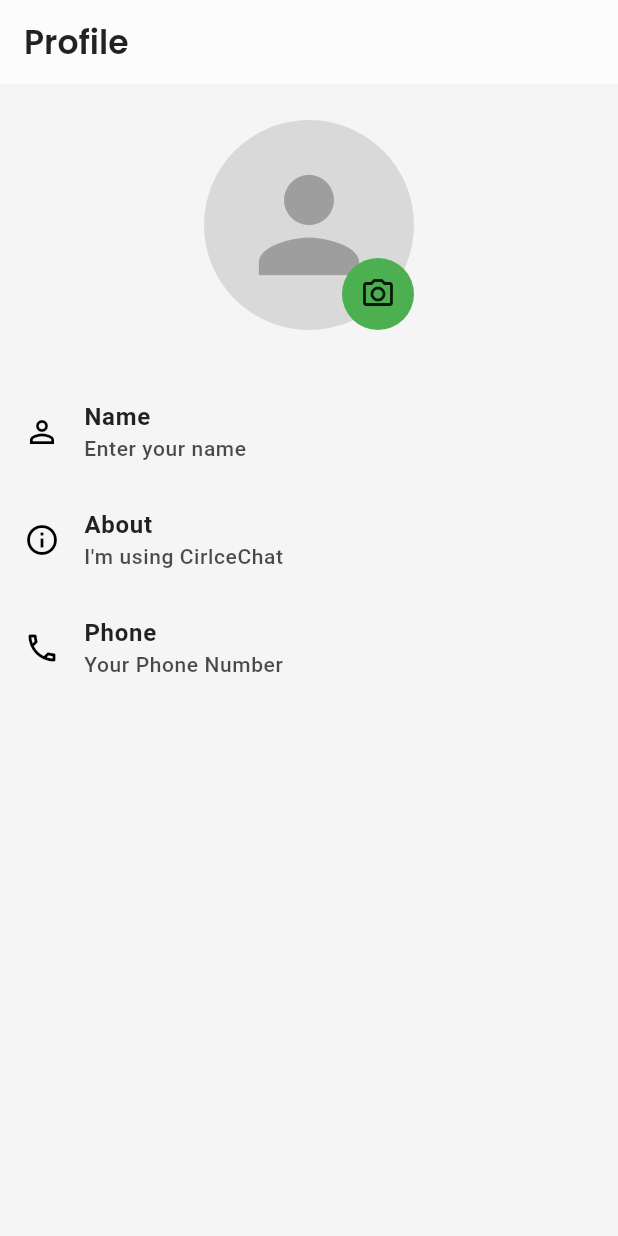
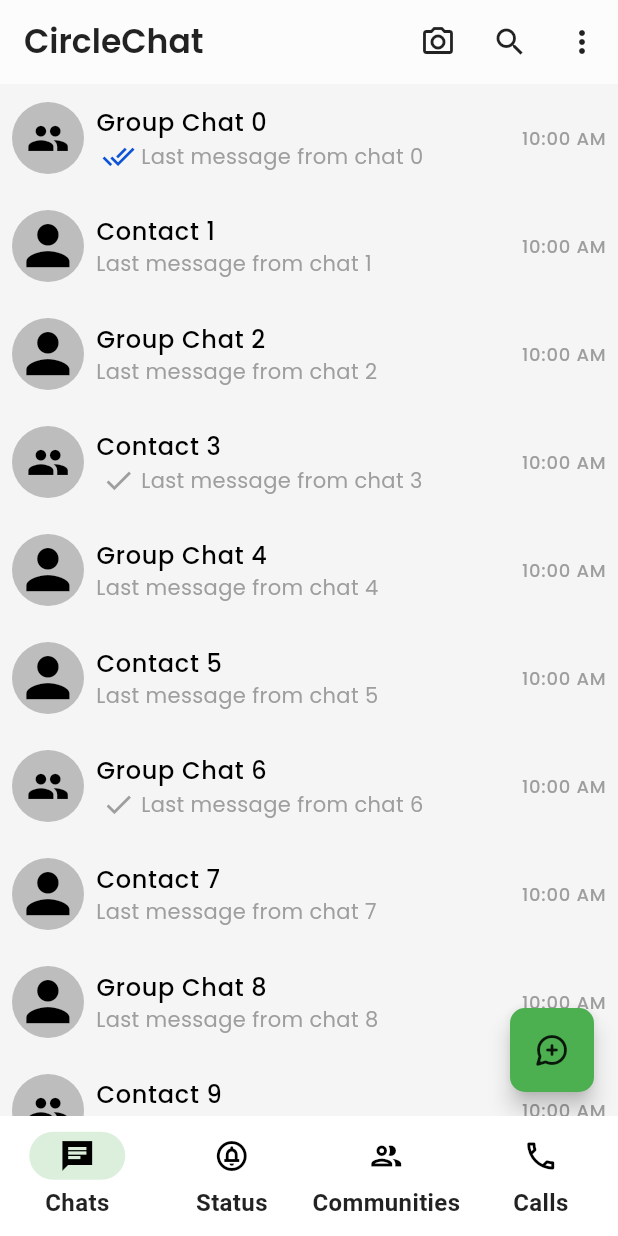
Before and after one commit to yabeye/circlechat_app, a Flutter app: the screen it shows after launch, on a phone screen of 412 x 824 dp. Run offline on Flutter 3.47's test engine with Material 3 defaults, Android fonts, the phone set to English and light mode, and no system bars; our stand-ins replace bloc, cloud_firestore, equatable, firebase_auth, firebase_core, firebase_storage and 12 more; accounts and stored records are empty.

Commit message:
Add chat functionality with ChatCubit and ChatModel; update app routing and theme colors

```diff
--- /dev/null
+++ b/lib/core/constants/app_sizes.dart
@@ -0,0 +1,3 @@
+abstract class AppSizes {
+  static const double globalPadding = 8.0;
+}
--- a/lib/core/constants/asset_files.dart
+++ b/lib/core/constants/asset_files.dart
@@ -1,7 +1,40 @@
 // Icon files
 
-abstract class IconFiles {
+import 'package:circlechat_app/core/theme/app_colors.dart';
+import 'package:flutter/material.dart';
+
+abstract class KIcons {
+  // Asset SVG files
   static const String logo = 'assets/icons/logo.svg';
+
+  // Material icons
+  static Widget defaultProfilePic({double size = 48}) => Container(
+        width: size,
+        height: size,
+        decoration: BoxDecoration(
+          color: AppColors.disabled,
+          borderRadius: BorderRadius.circular(100),
+        ),
+        child: Padding(
+          padding: EdgeInsets.zero,
+          child: Icon(
+            Icons.person,
+            size: size * .9,
+          ),
+        ),
+      );
+  static Widget defaultGroupProfilePic({double size = 48}) => Container(
+        width: size,
+        height: size,
+        decoration: BoxDecoration(
+          color: AppColors.disabled,
+          borderRadius: BorderRadius.circular(100),
+        ),
+        child: Icon(
+          Icons.group,
+          size: size * .6,
+        ),
+      );
 }
 
 
--- a/lib/core/navigation/app_router.dart
+++ b/lib/core/navigation/app_router.dart
@@ -16,7 +16,7 @@ class AppRouter {
   static const String chat = '/chat/:chatId';
 
   static GoRouter router = GoRouter(
-    initialLocation: editProfile,
+    initialLocation: home,
     routes: [
       GoRoute(
         path: splash,
--- a/lib/core/theme/app_colors.dart
+++ b/lib/core/theme/app_colors.dart
@@ -2,7 +2,7 @@ import 'package:flutter/material.dart';
 
 class AppColors {
   static const Color primary = Color(0xFF4CAF50);
-  static const Color secondary = Color(0xFF8BC34A);
+  static const Color secondary = Color.fromARGB(255, 187, 225, 144);
   static const Color accent = Color(0xFFCDDC39);
   static const Color backgroundLight = Color(0xFFF5F5F5);
   static const Color backgroundDark = Color(0xFF303030);
@@ -11,4 +11,6 @@ class AppColors {
   static const Color textLight = Colors.black87;
   static const Color textDark = Colors.white70;
   static const Color disabled = Color(0xFFBDBDBD);
+  static const Color seenIndicator = Color.fromARGB(255, 13, 83, 214);
+  static const Color selectIndicator = Color.fromRGBO(76, 175, 80, .3);
 }
--- a/lib/core/theme/app_theme.dart
+++ b/lib/core/theme/app_theme.dart
@@ -8,10 +8,16 @@ ThemeData lightTheme = ThemeData(
   colorScheme: const ColorScheme.light(secondary: AppColors.secondary),
   scaffoldBackgroundColor: AppColors.backgroundLight,
   cardColor: AppColors.cardLight,
-  appBarTheme: const AppBarTheme(
+  appBarTheme: AppBarTheme(
     backgroundColor: AppColors.textDark,
     foregroundColor: Colors.white,
-    iconTheme: IconThemeData(color: AppColors.textLight),
+    iconTheme: const IconThemeData(color: AppColors.textLight),
+    titleTextStyle: GoogleFonts.roboto(
+      fontWeight: FontWeight.w600,
+      color: AppColors.textLight,
+      fontSize: 22,
+    ),
+    surfaceTintColor: AppColors.textDark,
   ),
   textTheme: GoogleFonts.robotoTextTheme(
     TextTheme(
@@ -85,6 +91,7 @@ ThemeData darkTheme = ThemeData(
     backgroundColor: Colors.grey[850],
     foregroundColor: Colors.white,
     iconTheme: const IconThemeData(color: AppColors.textDark),
+    surfaceTintColor: Colors.grey[850],
   ),
   textTheme: GoogleFonts.robotoTextTheme(
     TextTheme(
@@ -116,7 +123,6 @@ ThemeData darkTheme = ThemeData(
     elevation: 2,
     shape: RoundedRectangleBorder(borderRadius: BorderRadius.circular(8)),
   ),
-  // FloatingActionButtonTheme
   floatingActionButtonTheme: FloatingActionButtonThemeData(
     backgroundColor: AppColors.primary,
     foregroundColor: Colors.white,
--- /dev/null
+++ b/lib/data/models/chat_model.dart
@@ -0,0 +1,44 @@
+class ChatModel {
+  ChatModel({
+    required this.id,
+    this.chatName,
+    this.lastMessage,
+    this.messageTime,
+    this.isPinned,
+    this.isSeen,
+    this.isGroup,
+    this.lastMessageUserId,
+  });
+
+  final String id;
+  final String? chatName;
+  final String? lastMessage;
+  final String? messageTime;
+  final bool? isPinned;
+  final bool? isSeen;
+  final bool? isGroup;
+  final String? lastMessageUserId;
+
+  ChatModel copyWith({
+    String? id,
+    String? chatName,
+    String? lastMessage,
+    String? messageTime,
+    bool? isPinned,
+    bool? isSelected,
+    bool? isSeen,
+    bool? isGroup,
+    String? lastMessageUserId,
+  }) {
+    return ChatModel(
+      id: id ?? this.id,
+      chatName: chatName ?? this.chatName,
+      lastMessage: lastMessage ?? this.lastMessage,
+      messageTime: messageTime ?? this.messageTime,
+      isPinned: isPinned ?? this.isPinned,
+      isSeen: isSeen ?? this.isSeen,
+      isGroup: isGroup ?? this.isGroup,
+      lastMessageUserId: lastMessageUserId ?? this.lastMessageUserId,
+    );
+  }
+}
--- a/lib/presentation/cubit/auth/auth_cubit.dart
+++ b/lib/presentation/cubit/auth/auth_cubit.dart
@@ -18,6 +18,9 @@ class AuthCubit extends Cubit<AuthState> {
 
   final FirebaseService _firebaseService;
   final LoggingService _logger;
+
+  String? get userId => 'my-dummy-uid';
+  // String? get userId => _firebaseService.getCurrentUser()?.uid;
 
   void setPhoneNumber(PhoneNumber phoneNumber) {
     selectedPhoneNumber = phoneNumber;
--- /dev/null
+++ b/lib/presentation/cubit/chat/chat_cubit.dart
@@ -0,0 +1,25 @@
+// lib/presentation/cubits/chat_cubit.dart
+import 'package:bloc/bloc.dart';
+import 'package:equatable/equatable.dart';
+
+part 'chat_state.dart';
+
+class ChatCubit extends Cubit<ChatState> {
+  ChatCubit() : super(const ChatState());
+
+  void toggleSelection(String chatId) {
+    if (state.selectedChatIds.contains(chatId)) {
+      emit(state.copyWith(
+        selectedChatIds: List.from(state.selectedChatIds)..remove(chatId),
+      ));
+    } else {
+      emit(state.copyWith(
+        selectedChatIds: List.from(state.selectedChatIds)..add(chatId),
+      ));
+    }
+  }
+
+  void clearSelection() {
+    emit(state.copyWith(selectedChatIds: []));
+  }
+}
--- /dev/null
+++ b/lib/presentation/cubit/chat/chat_state.dart
@@ -0,0 +1,14 @@
+part of 'chat_cubit.dart';
+
+class ChatState extends Equatable {
+  const ChatState({this.selectedChatIds = const []});
+
+  final List<String> selectedChatIds;
+
+  ChatState copyWith({List<String>? selectedChatIds}) {
+    return ChatState(selectedChatIds: selectedChatIds ?? this.selectedChatIds);
+  }
+
+  @override
+  List<Object?> get props => [selectedChatIds];
+}
--- /dev/null
+++ b/lib/presentation/screens/chat/chat_list_screen.dart
@@ -0,0 +1,110 @@
+// lib/presentation/screens/chat/chat_list_screen.dart
+import 'package:circlechat_app/core/constants/app_sizes.dart';
+import 'package:circlechat_app/core/theme/app_colors.dart';
+import 'package:circlechat_app/data/models/chat_model.dart';
+import 'package:circlechat_app/presentation/cubit/auth/auth_cubit.dart';
+import 'package:circlechat_app/presentation/cubit/chat/chat_cubit.dart';
+import 'package:circlechat_app/presentation/screens/chat/chat_app_bar.dart';
+import 'package:circlechat_app/presentation/screens/chat/chat_list_tile.dart';
+import 'package:flutter/material.dart';
+import 'package:flutter_bloc/flutter_bloc.dart';
+import 'package:uuid/uuid.dart';
+
+class ChatListScreen extends StatefulWidget {
+  const ChatListScreen({super.key});
+
+  @override
+  ChatListScreenState createState() => ChatListScreenState();
+}
+
+class ChatListScreenState extends State<ChatListScreen> {
+  List<String> _pinnedChatIds = [];
+  List<ChatModel> chatData = [];
+
+  @override
+  void initState() {
+    super.initState();
+    chatData = List.generate(20, (index) {
+      final id = const Uuid().v4();
+      return ChatModel(
+        id: id,
+        chatName: index % 2 == 0 ? 'Group Chat $index' : 'Contact $index',
+        lastMessage: 'Last message from chat $index',
+        messageTime: '10:00 AM',
+        isPinned: _pinnedChatIds.contains(id),
+        isSeen: index % 4 == 0,
+        isGroup: index % 3 == 0,
+        lastMessageUserId: index % 3 == 0
+            ? context.read<AuthCubit>().userId
+            : const Uuid().v4(),
+      );
+    });
+  }
+
+  @override
+  Widget build(BuildContext context) {
+    return BlocProvider(
+      create: (context) => ChatCubit(),
+      child: BlocBuilder<ChatCubit, ChatState>(
+        builder: (context, state) {
+          bool isSelecting = state.selectedChatIds.isNotEmpty;
+
+          chatData.sort((a, b) {
+            if (a.isPinned == true && b.isPinned == false) {
+              return -1;
+            } else if (a.isPinned == false && b.isPinned == true) {
+              return 1;
+            } else {
+              return 0;
+            }
+          });
+
+          return Scaffold(
+            appBar: isSelecting
+                ? const ChatSelectingAppBar()
+                : const ChatMainAppBar(),
+            body: ListView.builder(
+              itemCount: chatData.length,
+              itemBuilder: (context, index) {
+                return ChatListTile(
+                  chatModel: chatData[index],
+                  onSelectChanged: (isSelected) {
+                    context
+                        .read<ChatCubit>()
+                        .toggleSelection(chatData[index].id);
+                  },
+                  isSelected:
+                      state.selectedChatIds.contains(chatData[index].id),
+                  onTap: () {
+                    if (isSelecting) {
+                      context
+                          .read<ChatCubit>()
+                          .toggleSelection(chatData[index].id);
+                    } else {
+                      // TODO: Navigate to chat details screen
+                    }
+                  },
+                );
+              },
+            ),
+            floatingActionButton: isSelecting
+                ? null
+                : FloatingActionButton(
+                    shape: RoundedRectangleBorder(
+                      borderRadius: BorderRadius.circular(10),
+                    ),
+                    onPressed: () {
+                      // TODO: Navigate to new chat screen
+                    },
+                    backgroundColor: AppColors.primary,
+                    child: const Icon(
+                      Icons.maps_ugc_rounded,
+                      color: AppColors.textLight,
+                    ),
+                  ),
+          );
+        },
+      ),
+    );
+  }
+}
--- /dev/null
+++ b/lib/presentation/screens/chat/chat_list_tile.dart
@@ -0,0 +1,152 @@
+import 'package:circlechat_app/core/constants/app_sizes.dart';
+import 'package:circlechat_app/core/theme/app_colors.dart';
+import 'package:circlechat_app/data/models/chat_model.dart';
+import 'package:circlechat_app/presentation/cubit/auth/auth_cubit.dart';
+import 'package:flutter/material.dart';
+import 'package:flutter_bloc/flutter_bloc.dart';
+import 'package:google_fonts/google_fonts.dart';
+import 'package:circlechat_app/core/constants/asset_files.dart';
+
+class ChatListTile extends StatefulWidget {
+  const ChatListTile({
+    super.key,
+    required this.chatModel,
+    required this.onTap,
+    this.onSelectChanged,
+    this.isSelected = false,
+  });
+
+  final ChatModel chatModel;
+  final Function(bool)? onSelectChanged;
+  final bool isSelected;
+  final VoidCallback onTap;
+
+  @override
+  ChatListTileState createState() => ChatListTileState();
+}
+
+class ChatListTileState extends State<ChatListTile> {
+  @override
+  Widget build(BuildContext context) {
+    final isSelected = widget.isSelected;
+    final isSeen = widget.chatModel.isSeen ?? true;
+
+    return GestureDetector(
+      onLongPress: () {
+        if (widget.onSelectChanged != null) {
+          widget.onSelectChanged!(!isSelected!);
+        }
+      },
+      child: Container(
+        color: isSelected ? AppColors.selectIndicator : Colors.transparent,
+        child: ListTile(
+          contentPadding: const EdgeInsets.symmetric(
+            horizontal: AppSizes.globalPadding,
+          ),
+          minLeadingWidth: 8,
+          leading: Stack(
+            clipBehavior: Clip.none,
+            children: [
+              widget.chatModel.isGroup ?? false
+                  ? KIcons.defaultGroupProfilePic()
+                  : KIcons.defaultProfilePic(),
+              Positioned(
+                bottom: 0,
+                right: 0,
+                child: isSelected
+                    ? Container(
+                        decoration: BoxDecoration(
+                          color: AppColors.primary,
+                          borderRadius: BorderRadius.circular(100),
+                          border: Border.all(
+                              color: AppColors.selectIndicator, width: 2),
+                        ),
+                        child: const Padding(
+                          padding: EdgeInsets.all(2.0),
+                          child: Icon(
+                            Icons.check_outlined,
+                            size: 18,
+                          ),
+                        ),
+                      )
+                    : const SizedBox(),
+              ),
+            ],
+          ),
+          title: Text(
+            widget.chatModel.chatName ?? '',
+            style: GoogleFonts.poppins(
+              fontWeight: FontWeight.w500,
+              fontSize: 16,
+            ),
+          ),
+          horizontalTitleGap: 8,
+          subtitle: Row(
+            children: [
+              BlocBuilder<AuthCubit, AuthState>(
+                builder: (context, state) {
+                  if (widget.chatModel.lastMessageUserId ==
+                      context.read<AuthCubit>().userId) {
+                    return SizedBox(
+                      width: 30,
+                      child: Row(
+                        mainAxisSize: MainAxisSize.min,
+                        children: [
+                          const SizedBox(width: 4),
+                          Icon(
+                            isSeen ? Icons.done_all : Icons.done,
+                            size: 22,
+                            color:
+                                isSeen ? AppColors.seenIndicator : Colors.grey,
+                          ),
+                        ],
+                      ),
+                    );
+                  }
+
+                  return const SizedBox.shrink();
+                },
+              ),
+              Expanded(
+                child: Text(
+                  widget.chatModel.lastMessage ?? '',
+                  style: GoogleFonts.poppins(
+                    color: Colors.grey,
+                    fontSize: 14,
+                  ),
+                  overflow: TextOverflow.ellipsis, // Add overflow handling
+                ),
+              ),
+            ],
+          ),
+          trailing: Row(
+            mainAxisSize: MainAxisSize.min,
+            children: [
+              if (widget.chatModel.isPinned!)
+                const Icon(
+                  Icons.push_pin,
+                  size: 16,
+                  color: Colors.grey,
+                ),
+              if (widget.chatModel.isPinned!) const SizedBox(width: 8),
+              Text(
+                widget.chatModel.messageTime ?? '',
+                style: GoogleFonts.poppins(
+                  color: Colors.grey,
+                  fontSize: 12,
+                ),
+              ),
+            ],
+          ),
+          onTap: isSelected
+              ? () {
+                  if (widget.onSelectChanged != null) {
+                    widget.onSelectChanged!(!isSelected);
+                  }
+                }
+              : widget.onTap,
+        ),
+      ),
+    );
+  }
+}
--- a/lib/presentation/screens/home/home_screen.dart
+++ b/lib/presentation/screens/home/home_screen.dart
@@ -1,7 +1,7 @@
+import 'package:circlechat_app/presentation/screens/chat/chat_list_screen.dart';
 import 'package:flutter/material.dart';
 
 import 'app_bottom_navigation_bar.dart';
-import 'home_app_bar.dart';
 
 class HomeScreen extends StatefulWidget {
   const HomeScreen({super.key});
@@ -15,7 +15,7 @@ class HomeScreenState extends State<HomeScreen> {
   final PageController _pageController = PageController();
 
   static const List<Widget> _homePages = <Widget>[
-    Center(child: Text('Chats')),
+    ChatListScreen(),
     Center(child: Text('Status')),
     Center(child: Text('Communities')),
     Center(child: Text('Calls')),
@@ -47,7 +47,6 @@ class HomeScreenState extends State<HomeScreen> {
   @override
   Widget build(BuildContext context) {
     return Scaffold(
-      appBar: const HomeAppBar(),
       body: PageView(
         controller: _pageController,
         onPageChanged: _onPageChanged,
--- a/lib/presentation/screens/splash/splash_screen.dart
+++ b/lib/presentation/screens/splash/splash_screen.dart
@@ -43,7 +43,7 @@ class SplashScreen extends StatelessWidget {
               mainAxisAlignment: MainAxisAlignment.center,
               children: [
                 AppSvg(
-                  path: IconFiles.logo,
+                  path: KIcons.logo,
                   height: 100,
                   width: 100,
                   color: localTextColor,
--- a/lib/presentation/screens/walkthrough/walkthrough_screen.dart
+++ b/lib/presentation/screens/walkthrough/walkthrough_screen.dart
@@ -42,7 +42,7 @@ class WalkthroughScreen extends StatelessWidget {
       centerBackground: true,
       background: [
         const AppSvg(
-          path: IconFiles.logo,
+          path: KIcons.logo,
           width: 400,
           height: 400,
           color: AppColors.primary,
--- a/pubspec.yaml
+++ b/pubspec.yaml
@@ -48,6 +48,7 @@ dependencies:
   logger: ^2.5.0
   pinput: ^5.0.1
   shared_preferences: ^2.5.2
+  uuid: ^4.5.1
 
 dev_dependencies:
   flutter_lints: ^5.0.0
```
Also changed, not shown: lib/presentation/screens/chat/chat_app_bar.dart (added, +152 -0 lines), lib/presentation/screens/home/home_app_bar.dart (deleted, +0 -67 lines), pubspec.lock.
